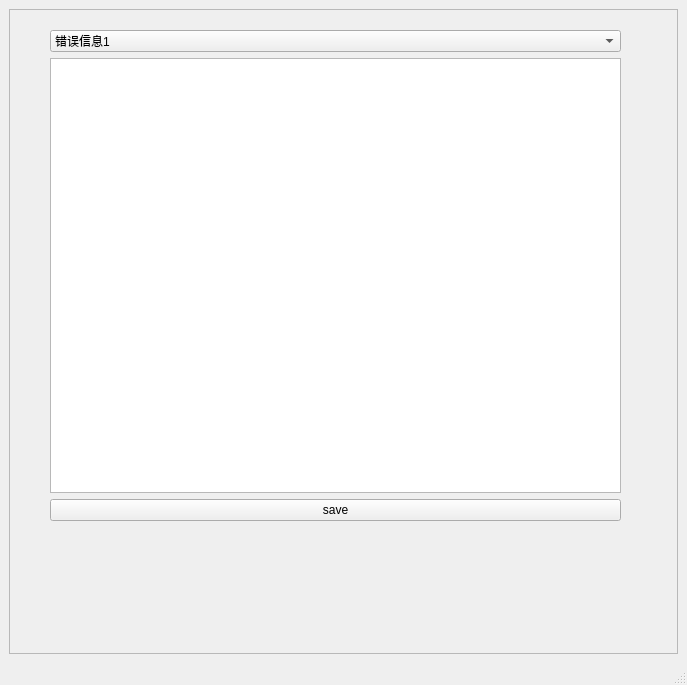
Before: the Qt Designer form saveE.ui in Ethereaity/InterfaceDesign, drawn with Qt 5.
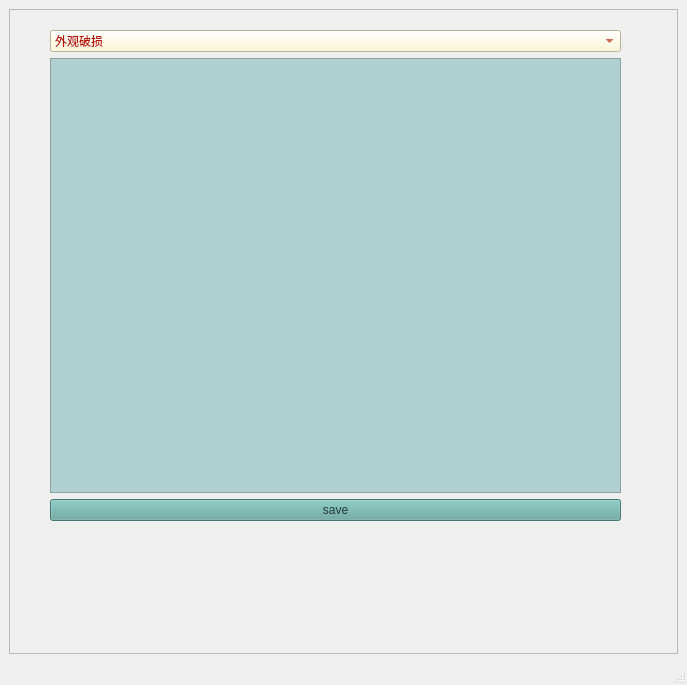
After: the same form once the commit is applied.

```diff
--- a/saveE.ui
+++ b/saveE.ui
@@ -26,7 +26,7 @@
          <x>0</x>
          <y>0</y>
          <width>667</width>
-         <height>621</height>
+         <height>623</height>
         </rect>
        </property>
        <widget class="QWidget" name="layoutWidget">
@@ -41,9 +41,15 @@
         <layout class="QVBoxLayout" name="verticalLayout">
          <item>
           <widget class="QComboBox" name="comboBox">
+           <property name="styleSheet">
+            <string notr="true">background-color: rgb(255, 249, 206);
+font: 75 8pt &quot;微软雅黑&quot;;
+color: rgb(182, 17, 2);
+</string>
+           </property>
            <item>
             <property name="text">
-             <string>错误信息1</string>
+             <string>外观破损</string>
             </property>
            </item>
            <item>
@@ -59,10 +65,20 @@
           </widget>
          </item>
          <item>
-          <widget class="QPlainTextEdit" name="edit"/>
+          <widget class="QPlainTextEdit" name="edit">
+           <property name="styleSheet">
+            <string notr="true">background-color: rgb(176, 208, 207);
+font: 10pt &quot;微软雅黑&quot;;</string>
+           </property>
+          </widget>
          </item>
          <item>
           <widget class="QPushButton" name="button1">
+           <property name="styleSheet">
+            <string notr="true">background-color: rgb(98, 165, 158);
+color: rgb(35, 59, 57);
+font: 10pt &quot;Arial Rounded MT Bold&quot;;</string>
+           </property>
            <property name="text">
             <string>save</string>
            </property>
```
Left out of the diff: 11 changed lines with no effect on the pictures.
